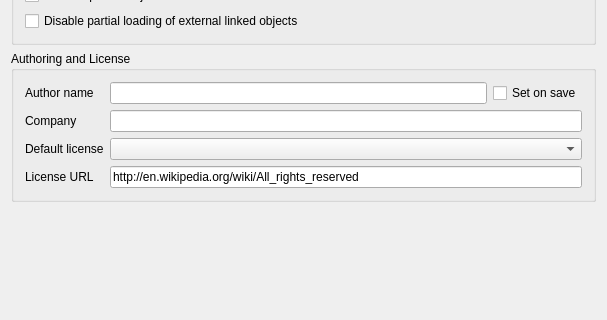
Before: the Qt Designer form src/Gui/PreferencePages/DlgSettingsDocument.ui in southseact-3d/fcd, drawn with Qt 5; both pictures show x 0 to 607 and y 539 to 859 of the 607 by 859 pixel window.
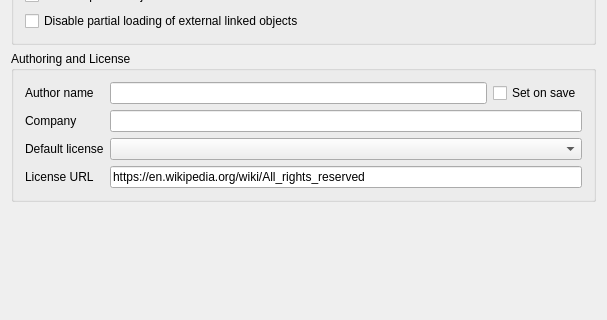
After: the same form once the commit is applied. Custom widgets are drawn as their Qt base class.

Commit message: Gui: DlgSettingsDocument.ui change url to https

The edit to the form file:
```diff
--- a/src/Gui/PreferencePages/DlgSettingsDocument.ui
+++ b/src/Gui/PreferencePages/DlgSettingsDocument.ui
@@ -698,7 +698,7 @@
          <string>URL describing more about the license</string>
         </property>
         <property name="text">
-         <string notr="true">http://en.wikipedia.org/wiki/All_rights_reserved</string>
+         <string notr="true">https://en.wikipedia.org/wiki/All_rights_reserved</string>
         </property>
         <property name="readOnly">
          <bool>false</bool>
```
